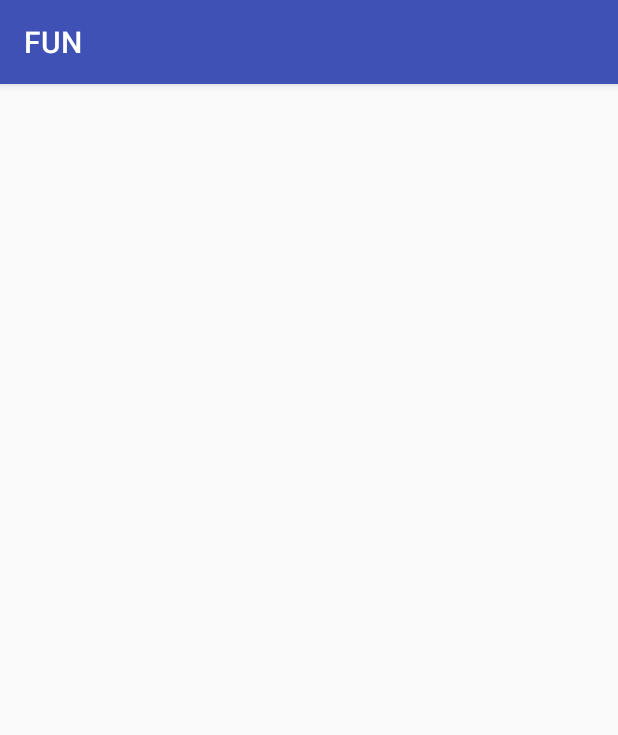
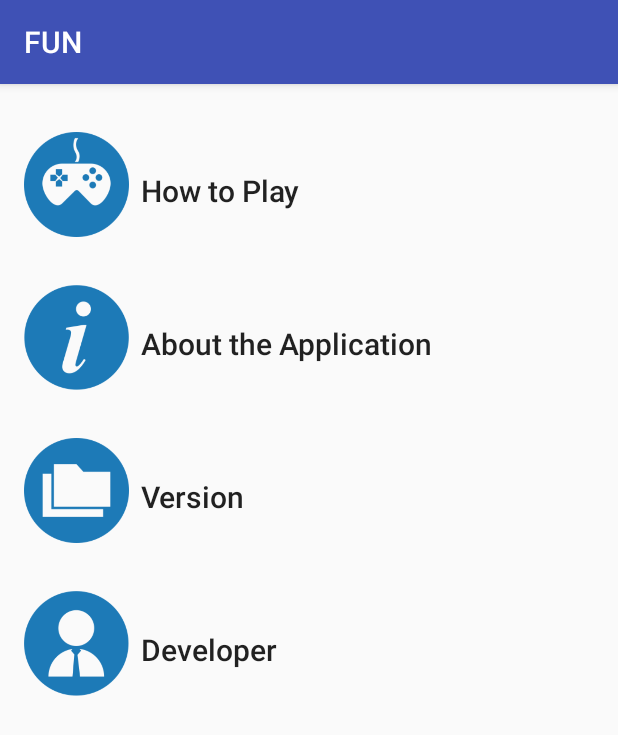
Before and after one commit to Aldhofransnanda/FUN, an Android app: the HelpActivity screen opened directly, with no data from a screen before it, on a phone screen of 412 x 824 dp. Shown: the top 735 px of the screen. Run offline under Robolectric (Android 15) with nearby library versions, the phone set to English and light mode, and no system bars.

Commit message:
Add Help Button Menu

```diff
--- a/app/build.gradle
+++ b/app/build.gradle
@@ -27,5 +27,6 @@ dependencies {
     compile 'com.android.support:appcompat-v7:24.2.1'
     compile 'com.android.support:percent:24.2.1'
     compile 'com.android.support:design:24.2.1'
+    compile 'com.android.support:recyclerview-v7:24.2.1'
     testCompile 'junit:junit:4.12'
 }
--- a/app/src/main/AndroidManifest.xml
+++ b/app/src/main/AndroidManifest.xml
@@ -22,7 +22,11 @@
                 <category android:name="android.intent.category.LAUNCHER" />
             </intent-filter>
         </activity>
-        <activity android:name=".HelpActivity"></activity>
+        <activity android:name=".HelpActivity" />
+        <activity
+            android:name=".DetailActivity"
+            android:label="@string/title_activity_detail"
+            android:theme="@style/AppTheme.NoActionBar"></activity>
     </application>
 
 </manifest>
--- a/app/src/main/java/id/sch/smktelkom_mlg/project/xiirpl106162636/fun/HelpActivity.java
+++ b/app/src/main/java/id/sch/smktelkom_mlg/project/xiirpl106162636/fun/HelpActivity.java
@@ -1,13 +1,50 @@
 package id.sch.smktelkom_mlg.project.xiirpl106162636.fun;
 
+import android.content.res.Resources;
+import android.content.res.TypedArray;
+import android.graphics.drawable.Drawable;
 import android.os.Bundle;
 import android.support.v7.app.AppCompatActivity;
+import android.support.v7.widget.LinearLayoutManager;
+import android.support.v7.widget.RecyclerView;
+
+import java.util.ArrayList;
+
+import id.sch.smktelkom_mlg.project.xiirpl106162636.fun.adapter.HelpAdapter;
+import id.sch.smktelkom_mlg.project.xiirpl106162636.fun.model.help;
 
 public class HelpActivity extends AppCompatActivity {
+
+    ArrayList<help> mList = new ArrayList<>();
+    HelpAdapter mAdapter;
 
     @Override
     protected void onCreate(Bundle savedInstanceState) {
         super.onCreate(savedInstanceState);
         setContentView(R.layout.activity_help);
+
+        RecyclerView recyclerView = (RecyclerView) findViewById(R.id.recyclerView);
+        LinearLayoutManager layoutManager = new LinearLayoutManager(this);
+        recyclerView.setLayoutManager(layoutManager);
+        mAdapter = new HelpAdapter(mList);
+        recyclerView.setAdapter(mAdapter);
+
+        fillData();
+    }
+
+    private void fillData() {
+        Resources resources = getResources();
+        String[] arJudul = resources.getStringArray(R.array.judul);
+        TypedArray a = resources.obtainTypedArray(R.array.places_picture);
+        Drawable[] arFoto = new Drawable[a.length()];
+        for (int i = 0; i < arFoto.length; i++) {
+            arFoto[i] = a.getDrawable(i);
+        }
+        a.recycle();
+
+        for (int i = 0; i < arJudul.length; i++) {
+            mList.add(new help(arJudul[i], arFoto[i]));
+        }
+        mAdapter.notifyDataSetChanged();
     }
 }
--- /dev/null
+++ b/app/src/main/java/id/sch/smktelkom_mlg/project/xiirpl106162636/fun/adapter/HelpAdapter.java
@@ -0,0 +1,62 @@
+package id.sch.smktelkom_mlg.project.xiirpl106162636.fun.adapter;
+
+import android.support.v7.widget.RecyclerView;
+import android.view.LayoutInflater;
+import android.view.View;
+import android.view.ViewGroup;
+import android.widget.ImageView;
+import android.widget.TextView;
+
+import java.util.ArrayList;
+
+import id.sch.smktelkom_mlg.project.xiirpl106162636.fun.R;
+import id.sch.smktelkom_mlg.project.xiirpl106162636.fun.model.help;
+
+/**
+ * Created by erda on 11/16/2016.
+ */
+
+public class HelpAdapter extends RecyclerView.Adapter<HelpAdapter.ViewHolder> {
+
+    ArrayList<help> helpList;
+
+    public HelpAdapter(ArrayList<help> helpList) {
+        this.helpList = helpList;
+    }
+
+    @Override
+    public ViewHolder onCreateViewHolder(ViewGroup parent, int viewType) {
+        View v = LayoutInflater.from(parent.getContext()).inflate(R.layout.help_list, parent, false);
+        ViewHolder vh = new ViewHolder(v);
+        return vh;
+    }
+
+    @Override
+    public void onBindViewHolder(ViewHolder holder, int position) {
+        help help = helpList.get(position);
+        holder.tvJudul.setText(help.judul);
+        holder.ivFoto.setImageDrawable(help.foto);
+
+    }
+
+    @Override
+    public int getItemCount() {
+        if (helpList != null)
+            return helpList.size();
+
+        return 0;
+    }
+
+    public class ViewHolder extends RecyclerView.ViewHolder {
+
+        ImageView ivFoto;
+        TextView tvJudul;
+
+        public ViewHolder(View itemView) {
+            super(itemView);
+            ivFoto = (ImageView) itemView.findViewById(R.id.imageView);
+            tvJudul = (TextView) itemView.findViewById(R.id.textViewJudul);
+
+        }
+    }
+}
--- /dev/null
+++ b/app/src/main/java/id/sch/smktelkom_mlg/project/xiirpl106162636/fun/model/help.java
@@ -0,0 +1,18 @@
+package id.sch.smktelkom_mlg.project.xiirpl106162636.fun.model;
+
+import android.graphics.drawable.Drawable;
+
+/**
+ * Created by erda on 11/16/2016.
+ */
+
+public class help {
+    public String judul;
+    /*public String detail;*/
+    public Drawable foto;
+
+    public help(String judul, Drawable foto) {
+        this.judul = judul;
+        this.foto = foto;
+    }
+}
--- a/app/src/main/res/layout/activity_help.xml
+++ b/app/src/main/res/layout/activity_help.xml
@@ -1,13 +1,11 @@
 <?xml version="1.0" encoding="utf-8"?>
-<RelativeLayout xmlns:android="http://schemas.android.com/apk/res/android"
+<android.support.v7.widget.RecyclerView xmlns:android="http://schemas.android.com/apk/res/android"
     xmlns:tools="http://schemas.android.com/tools"
-    android:id="@+id/activity_help"
+    android:id="@+id/recyclerView"
     android:layout_width="match_parent"
     android:layout_height="match_parent"
+    android:clipToPadding="false"
     android:paddingBottom="@dimen/activity_vertical_margin"
-    android:paddingLeft="@dimen/activity_horizontal_margin"
-    android:paddingRight="@dimen/activity_horizontal_margin"
     android:paddingTop="@dimen/activity_vertical_margin"
-    tools:context="id.sch.smktelkom_mlg.project.xiirpl106162636.fun.HelpActivity">
-
-</RelativeLayout>
+    android:scrollbars="vertical"
+    tools:context="id.sch.smktelkom_mlg.project.xiirpl106162636.fun.HelpActivity" />
--- a/app/src/main/res/layout/activity_main.xml
+++ b/app/src/main/res/layout/activity_main.xml
@@ -31,6 +31,7 @@
         app:layout_widthPercent="30%" />
 
     <ImageButton
+        android:id="@+id/playButton"
         android:layout_width="wrap_content"
         android:layout_height="wrap_content"
         android:layout_gravity="center"
@@ -39,6 +40,7 @@
         app:layout_widthPercent="30%" />
 
     <ImageButton
+        android:id="@+id/statisticButton"
         android:layout_width="110dp"
         android:layout_height="110dp"
         android:layout_gravity="left|bottom"
@@ -47,6 +49,7 @@
         app:layout_widthPercent="30%" />
 
     <ImageButton
+        android:id="@+id/helpButton"
         android:layout_width="85dp"
         android:layout_height="110dp"
         android:layout_gravity="right|bottom"
--- /dev/null
+++ b/app/src/main/res/layout/help_list.xml
@@ -0,0 +1,31 @@
+<?xml version="1.0" encoding="utf-8"?>
+<RelativeLayout xmlns:android="http://schemas.android.com/apk/res/android"
+    xmlns:tools="http://schemas.android.com/tools"
+    android:layout_width="match_parent"
+    android:layout_height="wrap_content"
+    android:background="?android:attr/selectableItemBackground"
+    android:padding="16dp">
+
+    <ImageView
+        android:id="@+id/imageView"
+        android:layout_width="70dp"
+        android:layout_height="70dp"
+        android:scaleType="centerCrop"
+        tools:src="@drawable/howtoplay" />
+
+
+    <TextView
+        android:id="@+id/textViewJudul"
+        android:layout_width="match_parent"
+        android:layout_height="wrap_content"
+        android:layout_alignParentTop="true"
+        android:layout_marginLeft="8dp"
+        android:layout_marginStart="8dp"
+        android:layout_marginTop="25dp"
+        android:layout_toEndOf="@+id/imageView"
+        android:layout_toRightOf="@+id/imageView"
+        android:ellipsize="end"
+        android:maxLines="1"
+        android:textAppearance="@style/TextAppearance.AppCompat.Title"
+        tools:text="judul" />
+</RelativeLayout>
--- /dev/null
+++ b/app/src/main/res/values/arrays.xml
@@ -0,0 +1,43 @@
+<?xml version="1.0" encoding="utf-8"?><!--
+  ~ Copyright (C) 2016 The Android Open Source Project
+  ~
+  ~ Licensed under the Apache License, Version 2.0 (the "License");
+  ~ you may not use this file except in compliance with the License.
+  ~ You may obtain a copy of the License at
+  ~
+  ~      http://www.apache.org/licenses/LICENSE-2.0
+  ~
+  ~ Unless required by applicable law or agreed to in writing, software
+  ~ distributed under the License is distributed on an "AS IS" BASIS,
+  ~ WITHOUT WARRANTIES OR CONDITIONS OF ANY KIND, either express or implied.
+  ~ See the License for the specific language governing permissions and
+  ~ limitations under the License.
+  -->
+<resources>
+    <string-array name="judul">
+        <item>How to Play</item>
+        <item>About the Application</item>
+        <item>Version</item>
+        <item>Developer</item>
+    </string-array>
+
+    <string-array name="details">
+        <item>
+            1. Isikan Nama Anda untuk bermain<br />
+            2. Klik Play Button Untuk memulai<br />
+            3. Pilih Mata Pelajaran<br />
+            4. Pilih Chapter yang tersedia<br />
+            5. Mainkan dan dapatkan nilai terbaik<br />
+        </item>
+        <item>bbbb</item>
+        <item>nnnnn</item>
+        <item>ddddd</item>
+    </string-array>
+
+    <array name="places_picture">
+        <item>@drawable/howtoplay</item>
+        <item>@drawable/about</item>
+        <item>@drawable/version</item>
+        <item>@drawable/developer</item>
+    </array>
+</resources>
--- a/app/src/main/res/values/strings.xml
+++ b/app/src/main/res/values/strings.xml
@@ -91,4 +91,5 @@
         "when a user tries to pick up one of cards.\n\n"
     </string>
     <string name="action_settings">Settings</string>
+    <string name="title_activity_detail">DetailActivity</string>
 </resources>
```
Also changed, not shown: app/src/main/java/id/sch/smktelkom_mlg/project/xiirpl106162636/fun/DetailActivity.java (added, +28 -0 lines), app/src/main/java/id/sch/smktelkom_mlg/project/xiirpl106162636/fun/MainActivity.java (+10 -0 lines), app/src/main/res/layout/activity_detail.xml (added, +46 -0 lines), app/src/main/res/layout/content_detail.xml (added, +17 -0 lines), app/src/main/res/menu/menu_detail.xml (added, +10 -0 lines), app/src/main/res/drawable/about.png (added), app/src/main/res/drawable/developer.png (added), app/src/main/res/drawable/howtoplay.png (added), app/src/main/res/drawable/version.png (added).
